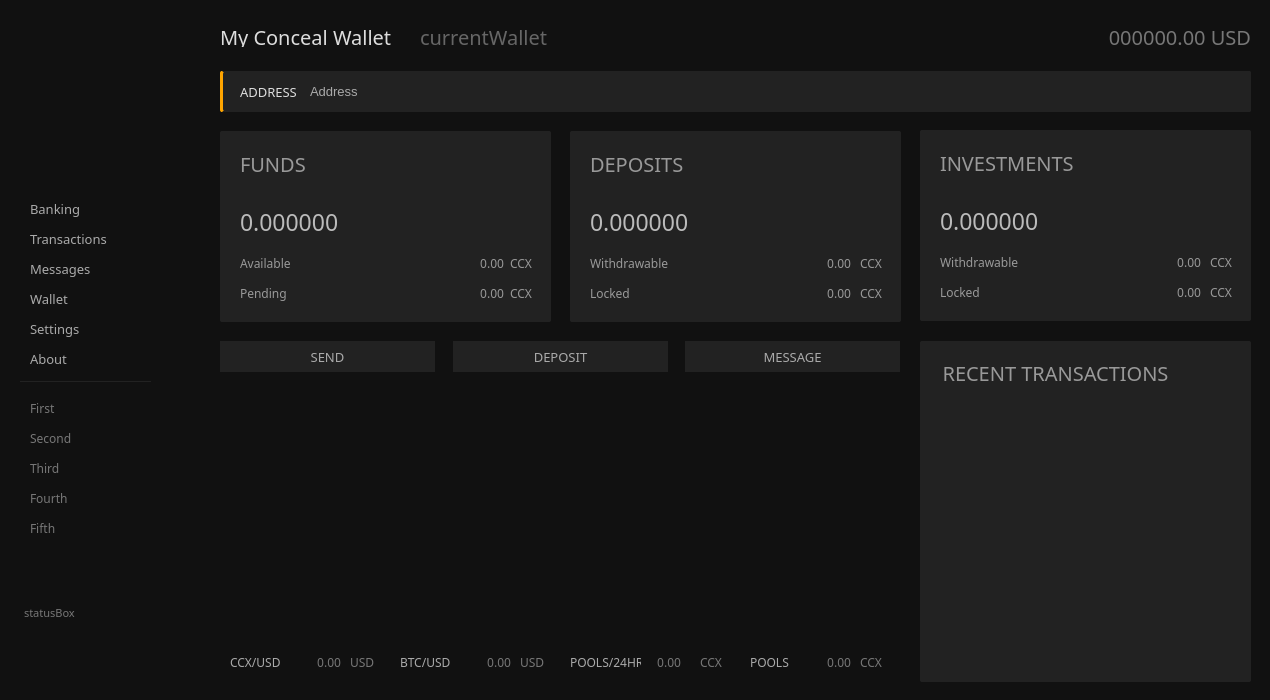
This is src/gui/ui/overviewframe.ui in ConcealNetwork/conceal-desktop as Qt 5 draws it before an edit. The edited form follows.
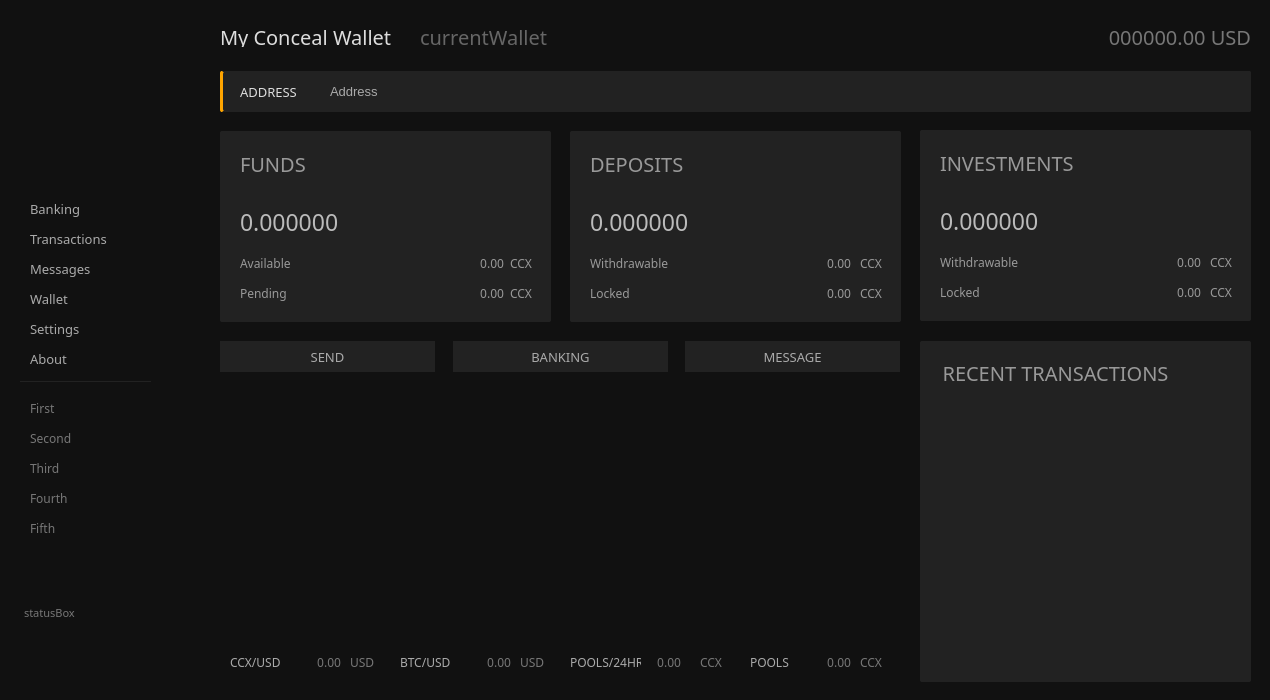
This is the edited form. Icons and pictures are not drawn.

Commit message: rename overview button 'deposit' to 'banking'

```diff
--- a/src/gui/ui/overviewframe.ui
+++ b/src/gui/ui/overviewframe.ui
@@ -1181,7 +1181,7 @@
       <widget class="QLabel" name="m_myAddress">
        <property name="geometry">
         <rect>
-         <x>90</x>
+         <x>110</x>
          <y>5</y>
          <width>811</width>
          <height>31</height>
@@ -1339,7 +1339,7 @@
 font-size: 13px;</string>
       </property>
       <property name="text">
-       <string>DEPOSIT</string>
+       <string>BANKING</string>
       </property>
      </widget>
      <widget class="QPushButton" name="m_newMessageButton">
```
